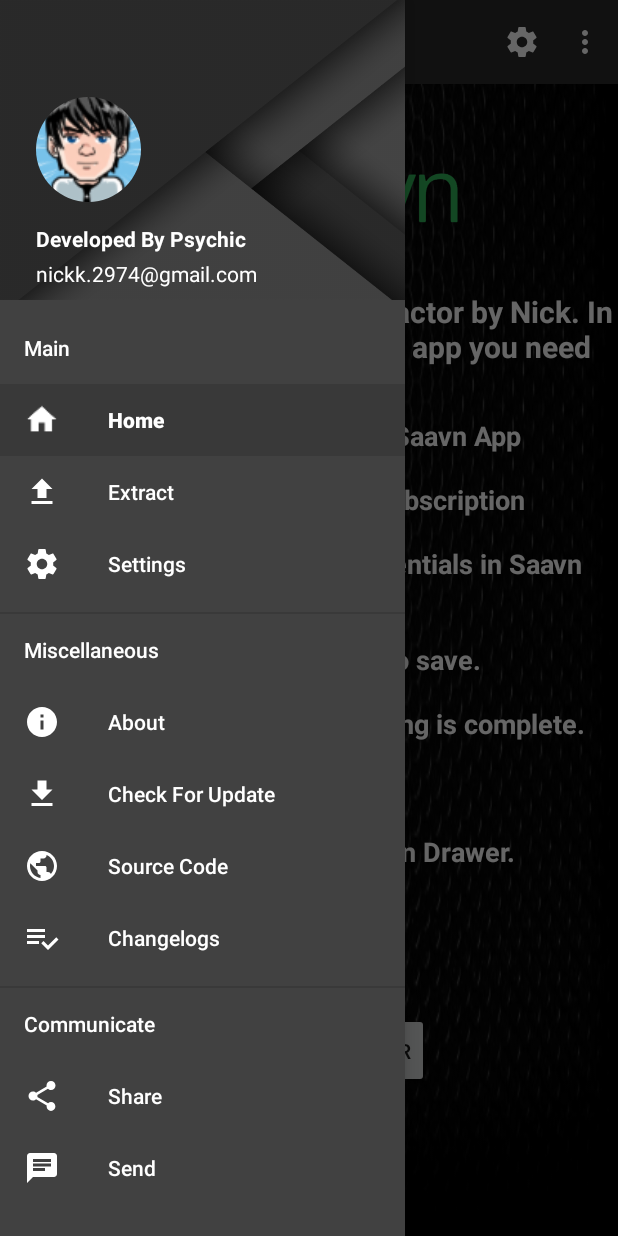
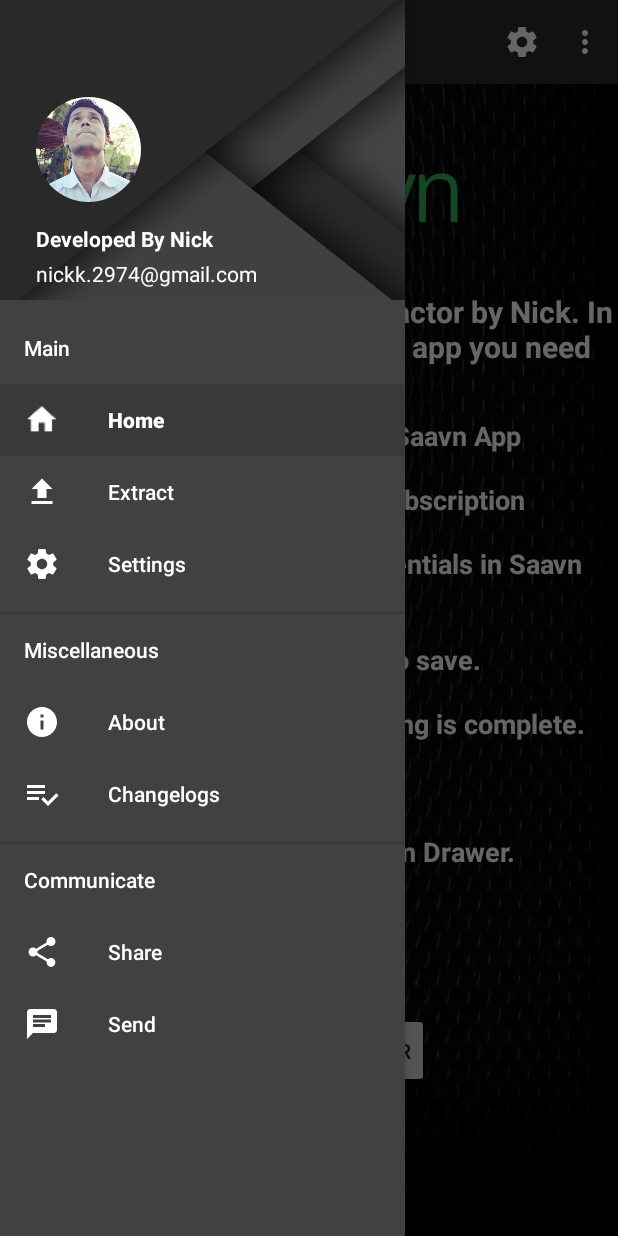
Before and after one commit to Psychic-74/Santractor, an Android app: the screen it shows after launch (MainActivity), with the side drawer open, on a phone screen of 412 x 824 dp. Run offline under Robolectric (Android 15) with nearby library versions, the phone set to English and light mode, and no system bars; our stand-ins replace CircleImageView; libraries missing offline, so code that uses them is left out: com.afollestad.materialdialogs; 9 statements that could not run were skipped.

Commit message:
Further Enhancements (Method Removals)
Signed-off-by: Psychic-74 <nickk.2974@gmail.com>

```diff
--- a/app/src/main/res/drawable/ic_browser.xml
+++ /dev/null
@@ -1,9 +0,0 @@
-<vector xmlns:android="http://schemas.android.com/apk/res/android"
-        android:width="24dp"
-        android:height="24dp"
-        android:viewportWidth="24.0"
-        android:viewportHeight="24.0">
-    <path
-        android:fillColor="#FF000000"
-        android:pathData="M12,2C6.48,2 2,6.48 2,12s4.48,10 10,10 10,-4.48 10,-10S17.52,2 12,2zM11,19.93c-3.95,-0.49 -7,-3.85 -7,-7.93 0,-0.62 0.08,-1.21 0.21,-1.79L9,15v1c0,1.1 0.9,2 2,2v1.93zM17.9,17.39c-0.26,-0.81 -1,-1.39 -1.9,-1.39h-1v-3c0,-0.55 -0.45,-1 -1,-1L8,12v-2h2c0.55,0 1,-0.45 1,-1L11,7h2c1.1,0 2,-0.9 2,-2v-0.41c2.93,1.19 5,4.06 5,7.41 0,2.08 -0.8,3.97 -2.1,5.39z"/>
-</vector>
--- a/app/src/main/res/layout/nav_header_main.xml
+++ b/app/src/main/res/layout/nav_header_main.xml
@@ -11,7 +11,7 @@
         android:id="@+id/profile_image"
         android:layout_width="70dp"
         android:layout_height="70dp"
-        android:src="@drawable/profile"
+        android:src="@drawable/developer_avatar"
         app:border_color="#FF000000"
         android:onClick="showProfile"
         android:layout_marginLeft="24dp"
@@ -36,7 +36,7 @@
     <TextView
         android:layout_width="wrap_content"
         android:layout_height="wrap_content"
-        android:text="Developed By Psychic"
+        android:text="Developed By Nick"
         android:textSize="14sp"
         android:textColor="#FFF"
         android:textStyle="bold"
--- a/app/src/main/res/menu/activity_main_drawer.xml
+++ b/app/src/main/res/menu/activity_main_drawer.xml
@@ -32,14 +32,6 @@
                     android:title="About" />
             </group>
             <item
-                android:id="@+id/nav_update"
-                android:icon="@drawable/ic_get_app"
-                android:title="Check For Update" />
-            <item
-                android:id="@+id/nav_source"
-                android:icon="@drawable/ic_browser"
-                android:title="Source Code" />
-            <item
                 android:id="@+id/nav_changelog"
                 android:icon="@drawable/ic_change"
                 android:title="Changelogs" />
--- a/app/src/main/res/xml/settings_screen.xml
+++ b/app/src/main/res/xml/settings_screen.xml
@@ -35,7 +35,7 @@
 
     <PreferenceCategory android:title="About">
         <Preference android:title="Developer"
-            android:summary="Nick" />
+            android:summary="Nick aka Psychic" />
 
         <Preference android:title="App Version"
             android:key="pref_version" />
```
Also changed, not shown: app/src/main/java/com/psychic/santractor/MainActivity.java (+0 -33 lines), app/src/main/res/values/drawables.xml (deleted, +0 -8 lines), app/src/main/res/drawable-hdpi/profile.png (deleted), app/src/main/res/drawable-mdpi/profile.png (deleted), app/src/main/res/drawable-xhdpi/profile.png (deleted), app/src/main/res/drawable-xxhdpi/profile.png (deleted), app/src/main/res/drawable-xxxhdpi/profile.png (deleted), app/src/main/res/drawable/developer_avatar.png (added).
